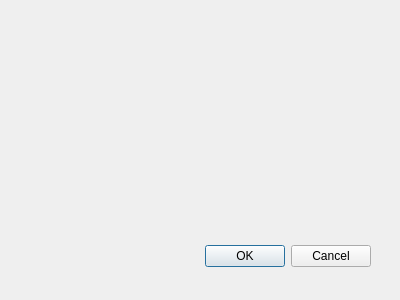
This is views_refresher_dialog_base.ui in MohannadAdham/ViewsRefresher as Qt 5 draws it before an edit. The edited form follows.
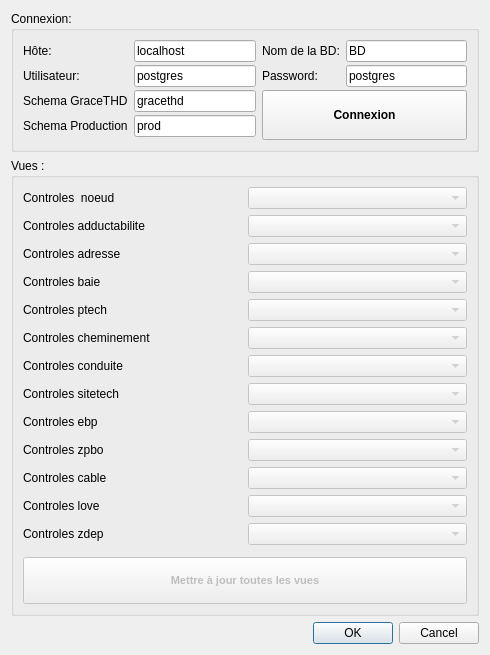
This is the edited form.

Commit message: Modify the interface by adding comboboxes correspond to the control views and a button to refresh those views. Modify the code by adding several functions from 'Automatic Dimensioning' plugin and modifying the function 'connectToDb' to correspond to the required views.

```diff
--- a/views_refresher_dialog_base.ui
+++ b/views_refresher_dialog_base.ui
@@ -1,33 +1,462 @@
-<ui version="4.0" >
- <class>ViewsRefresherDialogBase</class>
- <widget class="QDialog" name="ViewsRefresherDialogBase" >
-  <property name="geometry" >
+<?xml version="1.0" encoding="UTF-8"?>
+<ui version="4.0">
+ <class>ViewsRefresherDialog</class>
+ <widget class="QDialog" name="ViewsRefresherDialog">
+  <property name="geometry">
    <rect>
     <x>0</x>
     <y>0</y>
-    <width>400</width>
-    <height>300</height>
+    <width>490</width>
+    <height>594</height>
    </rect>
   </property>
   <property name="windowTitle" >
    <string>Views Refresher</string>
   </property>
-  <widget class="QDialogButtonBox" name="button_box" >
-   <property name="geometry" >
-    <rect>
-     <x>30</x>
-     <y>240</y>
-     <width>341</width>
-     <height>32</height>
-    </rect>
-   </property>
-   <property name="orientation" >
-    <enum>Qt::Horizontal</enum>
-   </property>
-   <property name="standardButtons" >
-    <set>QDialogButtonBox::Cancel|QDialogButtonBox::Ok</set>
-   </property>
-  </widget>
+  <layout class="QGridLayout" name="gridLayout_8">
+   <item row="0" column="0">
+    <layout class="QGridLayout" name="gridLayout_7">
+     <item row="1" column="0">
+      <widget class="QGroupBox" name="groupBox_2">
+       <property name="sizePolicy">
+        <sizepolicy hsizetype="Preferred" vsizetype="Preferred">
+         <horstretch>6</horstretch>
+         <verstretch>37</verstretch>
+        </sizepolicy>
+       </property>
+       <property name="title">
+        <string>Vues :</string>
+       </property>
+       <layout class="QGridLayout" name="gridLayout_5">
+        <item row="2" column="0">
+         <widget class="QPushButton" name="pushButton_mettre_a_jour_cable">
+          <property name="enabled">
+           <bool>false</bool>
+          </property>
+          <property name="sizePolicy">
+           <sizepolicy hsizetype="Minimum" vsizetype="Fixed">
+            <horstretch>0</horstretch>
+            <verstretch>0</verstretch>
+           </sizepolicy>
+          </property>
+          <property name="minimumSize">
+           <size>
+            <width>0</width>
+            <height>47</height>
+           </size>
+          </property>
+          <property name="maximumSize">
+           <size>
+            <width>16777213</width>
+            <height>16777213</height>
+           </size>
+          </property>
+          <property name="sizeIncrement">
+           <size>
+            <width>0</width>
+            <height>0</height>
+           </size>
+          </property>
+          <property name="baseSize">
+           <size>
+            <width>0</width>
+            <height>30</height>
+           </size>
+          </property>
+          <property name="font">
+           <font>
+            <pointsize>8</pointsize>
+            <weight>75</weight>
+            <bold>true</bold>
+           </font>
+          </property>
+          <property name="text">
+           <string>Mettre à jour toutes les vues</string>
+          </property>
+         </widget>
+        </item>
+        <item row="0" column="0">
+         <layout class="QGridLayout" name="gridLayout_4">
+          <item row="0" column="1">
+           <widget class="QComboBox" name="comboBox_noeud">
+            <property name="enabled">
+             <bool>false</bool>
+            </property>
+            <property name="sizeAdjustPolicy">
+             <enum>QComboBox::AdjustToContents</enum>
+            </property>
+           </widget>
+          </item>
+          <item row="0" column="0">
+           <widget class="QLabel" name="label_4">
+            <property name="text">
+             <string>Controles  noeud</string>
+            </property>
+           </widget>
+          </item>
+          <item row="3" column="1">
+           <widget class="QComboBox" name="comboBox_adresse">
+            <property name="enabled">
+             <bool>false</bool>
+            </property>
+           </widget>
+          </item>
+          <item row="14" column="0">
+           <widget class="QLabel" name="label_6">
+            <property name="text">
+             <string>Controles ebp</string>
+            </property>
+           </widget>
+          </item>
+          <item row="11" column="0">
+           <widget class="QLabel" name="label_5">
+            <property name="text">
+             <string>Controles conduite</string>
+            </property>
+           </widget>
+          </item>
+          <item row="11" column="1">
+           <widget class="QComboBox" name="comboBox_conduite">
+            <property name="enabled">
+             <bool>false</bool>
+            </property>
+           </widget>
+          </item>
+          <item row="3" column="0">
+           <widget class="QLabel" name="label_2">
+            <property name="text">
+             <string>Controles adresse</string>
+            </property>
+           </widget>
+          </item>
+          <item row="18" column="1">
+           <widget class="QComboBox" name="comboBox_cable">
+            <property name="enabled">
+             <bool>false</bool>
+            </property>
+           </widget>
+          </item>
+          <item row="14" column="1">
+           <widget class="QComboBox" name="comboBox_ebp">
+            <property name="enabled">
+             <bool>false</bool>
+            </property>
+           </widget>
+          </item>
+          <item row="18" column="0">
+           <widget class="QLabel" name="label">
+            <property name="text">
+             <string>Controles cable</string>
+            </property>
+           </widget>
+          </item>
+          <item row="4" column="1">
+           <widget class="QComboBox" name="comboBox_baie">
+            <property name="enabled">
+             <bool>false</bool>
+            </property>
+           </widget>
+          </item>
+          <item row="8" column="0">
+           <widget class="QLabel" name="label_17">
+            <property name="text">
+             <string>Controles cheminement</string>
+            </property>
+           </widget>
+          </item>
+          <item row="1" column="0">
+           <widget class="QLabel" name="label_13">
+            <property name="text">
+             <string>Controles adductabilite</string>
+            </property>
+           </widget>
+          </item>
+          <item row="7" column="0">
+           <widget class="QLabel" name="label_16">
+            <property name="text">
+             <string>Controles ptech</string>
+            </property>
+           </widget>
+          </item>
+          <item row="1" column="1">
+           <widget class="QComboBox" name="comboBox_adductabilite">
+            <property name="enabled">
+             <bool>false</bool>
+            </property>
+            <property name="sizeAdjustPolicy">
+             <enum>QComboBox::AdjustToContents</enum>
+            </property>
+           </widget>
+          </item>
+          <item row="7" column="1">
+           <widget class="QComboBox" name="comboBox_ptech">
+            <property name="enabled">
+             <bool>false</bool>
+            </property>
+           </widget>
+          </item>
+          <item row="4" column="0">
+           <widget class="QLabel" name="label_14">
+            <property name="text">
+             <string>Controles baie</string>
+            </property>
+           </widget>
+          </item>
+          <item row="20" column="1">
+           <widget class="QComboBox" name="comboBox_love">
+            <property name="enabled">
+             <bool>false</bool>
+            </property>
+           </widget>
+          </item>
+          <item row="8" column="1">
+           <widget class="QComboBox" name="comboBox_cheminement">
+            <property name="enabled">
+             <bool>false</bool>
+            </property>
+           </widget>
+          </item>
+          <item row="16" column="0">
+           <widget class="QLabel" name="label_15">
+            <property name="text">
+             <string>Controles zpbo</string>
+            </property>
+           </widget>
+          </item>
+          <item row="22" column="1">
+           <widget class="QComboBox" name="comboBox_zdep">
+            <property name="enabled">
+             <bool>false</bool>
+            </property>
+           </widget>
+          </item>
+          <item row="16" column="1">
+           <widget class="QComboBox" name="comboBox_zpbo">
+            <property name="enabled">
+             <bool>false</bool>
+            </property>
+           </widget>
+          </item>
+          <item row="20" column="0">
+           <widget class="QLabel" name="label_18">
+            <property name="text">
+             <string>Controles love</string>
+            </property>
+           </widget>
+          </item>
+          <item row="12" column="0">
+           <widget class="QLabel" name="label_19">
+            <property name="text">
+             <string>Controles sitetech</string>
+            </property>
+           </widget>
+          </item>
+          <item row="12" column="1">
+           <widget class="QComboBox" name="comboBox_sitetech">
+            <property name="enabled">
+             <bool>false</bool>
+            </property>
+           </widget>
+          </item>
+          <item row="22" column="0">
+           <widget class="QLabel" name="label_20">
+            <property name="text">
+             <string>Controles zdep</string>
+            </property>
+           </widget>
+          </item>
+         </layout>
+        </item>
+        <item row="1" column="0">
+         <widget class="QFrame" name="frame">
+          <property name="frameShape">
+           <enum>QFrame::StyledPanel</enum>
+          </property>
+          <property name="frameShadow">
+           <enum>QFrame::Raised</enum>
+          </property>
+         </widget>
+        </item>
+       </layout>
+      </widget>
+     </item>
+     <item row="0" column="0">
+      <widget class="QGroupBox" name="groupBox_3">
+       <property name="title">
+        <string>Connexion:</string>
+       </property>
+       <layout class="QGridLayout" name="gridLayout_6">
+        <item row="0" column="0">
+         <layout class="QGridLayout" name="gridLayout_2" rowstretch="0,0,0,0,0" columnstretch="0,0,0,0">
+          <property name="verticalSpacing">
+           <number>3</number>
+          </property>
+          <item row="3" column="0">
+           <widget class="QLabel" name="label_11">
+            <property name="text">
+             <string>Schema Production</string>
+            </property>
+           </widget>
+          </item>
+          <item row="0" column="2">
+           <widget class="QLabel" name="label_8">
+            <property name="text">
+             <string>Nom de la BD:</string>
+            </property>
+           </widget>
+          </item>
+          <item row="0" column="1">
+           <widget class="QLineEdit" name="lineEdit_Host">
+            <property name="toolTip">
+             <string>Ici saisir le Hôte, ex: 10.256.130.01</string>
+            </property>
+            <property name="inputMask">
+             <string/>
+            </property>
+            <property name="text">
+             <string>localhost</string>
+            </property>
+            <property name="placeholderText">
+             <string/>
+            </property>
+           </widget>
+          </item>
+          <item row="1" column="0">
+           <widget class="QLabel" name="label_9">
+            <property name="text">
+             <string>Utilisateur:</string>
+            </property>
+           </widget>
+          </item>
+          <item row="0" column="3">
+           <widget class="QLineEdit" name="lineEdit_BD">
+            <property name="toolTip">
+             <string>Ici saisir le nom de la Base de données, ex: GRACE_THD</string>
+            </property>
+            <property name="text">
+             <string>BD</string>
+            </property>
+           </widget>
+          </item>
+          <item row="1" column="3">
+           <widget class="QLineEdit" name="lineEdit_Password">
+            <property name="toolTip">
+             <string>Ici saisir le mot de passe de la Base</string>
+            </property>
+            <property name="autoFillBackground">
+             <bool>false</bool>
+            </property>
+            <property name="inputMethodHints">
+             <set>Qt::ImhExclusiveInputMask</set>
+            </property>
+            <property name="text">
+             <string>postgres</string>
+            </property>
+            <property name="echoMode">
+             <enum>QLineEdit::Normal</enum>
+            </property>
+           </widget>
+          </item>
+          <item row="1" column="1">
+           <widget class="QLineEdit" name="lineEdit_User">
+            <property name="toolTip">
+             <string>Ici saisir le nom d'utilisateur de la BD, ex: postgres</string>
+            </property>
+            <property name="text">
+             <string>postgres</string>
+            </property>
+           </widget>
+          </item>
+          <item row="0" column="0">
+           <widget class="QLabel" name="label_10">
+            <property name="text">
+             <string>Hôte:</string>
+            </property>
+           </widget>
+          </item>
+          <item row="1" column="2">
+           <widget class="QLabel" name="label_7">
+            <property name="text">
+             <string>Password:</string>
+            </property>
+           </widget>
+          </item>
+          <item row="2" column="0">
+           <widget class="QLabel" name="label_3">
+            <property name="text">
+             <string>Schema GraceTHD</string>
+            </property>
+           </widget>
+          </item>
+          <item row="3" column="1">
+           <widget class="QLineEdit" name="Schema_prod">
+            <property name="toolTip">
+             <string>Ici saisir le nom d'utilisateur de la BD, ex: postgres</string>
+            </property>
+            <property name="text">
+             <string>prod</string>
+            </property>
+           </widget>
+          </item>
+          <item row="2" column="1">
+           <widget class="QLineEdit" name="Schema_grace">
+            <property name="text">
+             <string>gracethd</string>
+            </property>
+           </widget>
+          </item>
+          <item row="2" column="2" rowspan="3" colspan="2">
+           <widget class="QPushButton" name="pushButton_connexion">
+            <property name="sizePolicy">
+             <sizepolicy hsizetype="Minimum" vsizetype="Preferred">
+              <horstretch>0</horstretch>
+              <verstretch>0</verstretch>
+             </sizepolicy>
+            </property>
+            <property name="maximumSize">
+             <size>
+              <width>16777215</width>
+              <height>16777215</height>
+             </size>
+            </property>
+            <property name="font">
+             <font>
+              <weight>75</weight>
+              <bold>true</bold>
+             </font>
+            </property>
+            <property name="autoFillBackground">
+             <bool>false</bool>
+            </property>
+            <property name="text">
+             <string>Connexion</string>
+            </property>
+            <property name="default">
+             <bool>false</bool>
+            </property>
+            <property name="flat">
+             <bool>false</bool>
+            </property>
+           </widget>
+          </item>
+         </layout>
+        </item>
+       </layout>
+      </widget>
+     </item>
+    </layout>
+   </item>
+   <item row="2" column="0">
+    <widget class="QDialogButtonBox" name="button_box">
+     <property name="orientation">
+      <enum>Qt::Horizontal</enum>
+     </property>
+     <property name="standardButtons">
+      <set>QDialogButtonBox::Cancel|QDialogButtonBox::Ok</set>
+     </property>
+    </widget>
+   </item>
+  </layout>
  </widget>
  <resources/>
  <connections>
```
Left out of the diff: 30 changed lines with no effect on the pictures. The commit also changes 8 other files.
